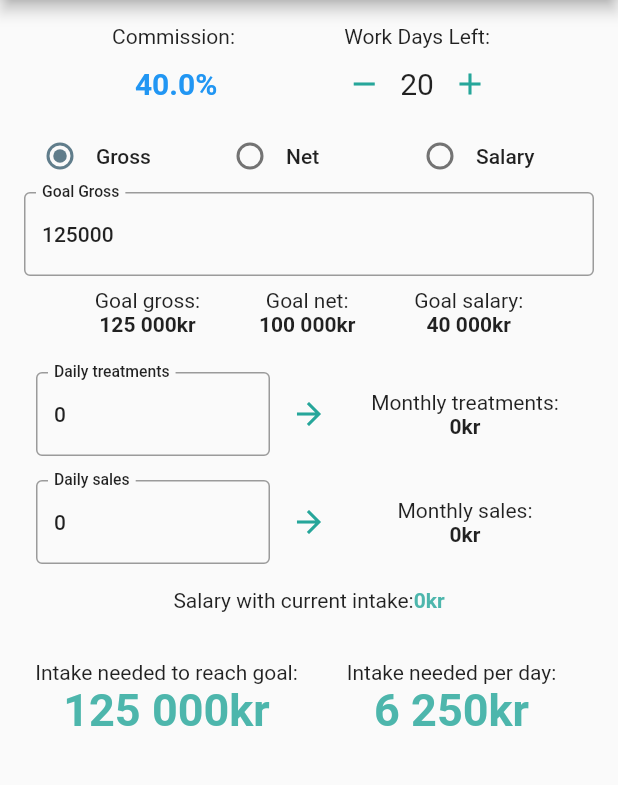
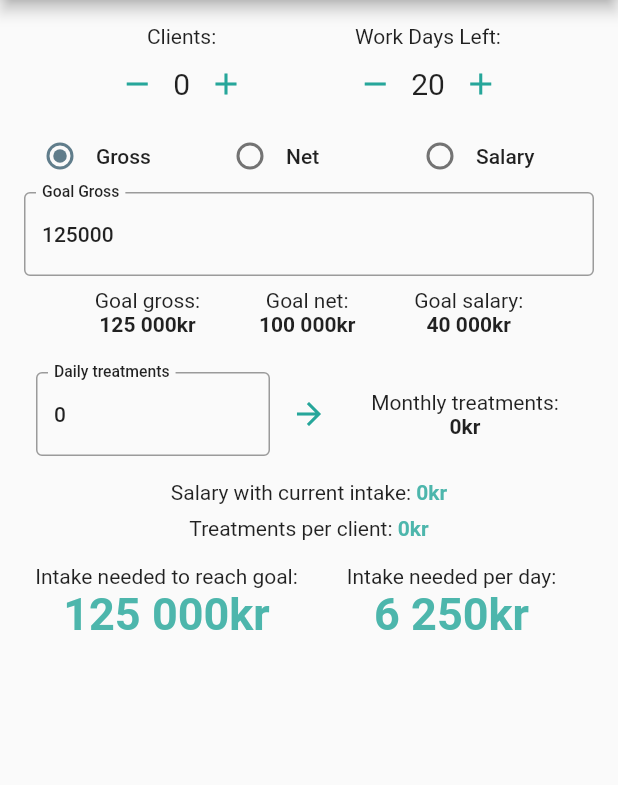
Before and after one commit to jasonctoms/hairdresser_calc2, a Flutter app: the screen it shows after launch, after a tap on the "remove" icon, after a tap on the "add" icon, on a phone screen of 412 x 824 dp, the part 84-869 px from its top. Run offline on Flutter 3.47's test engine with Material 2 defaults, Android fonts, the phone set to English and light mode, and no system bars; our stand-ins replace hive, hive_flutter; accounts and stored records are empty; generated files the repository leaves out were written again.

Commit message:
Add monthly clients

```diff
--- a/lib/l10n/strings_en.arb
+++ b/lib/l10n/strings_en.arb
@@ -13,11 +13,6 @@
   "@done": {
     "type": "text",
     "description": "Done"
-  },
-  "clear": "CLEAR",
-  "@clear": {
-    "type": "text",
-    "description": "Clear button"
   },
   "reset": "Reset Month",
   "@reset": {
@@ -48,6 +43,11 @@
   "@commissionPercent": {
     "type": "text",
     "description": "Commission"
+  },
+  "clients": "Clients:",
+  "@clients": {
+    "type": "text",
+    "description": "Clients"
   },
   "validationMessage": "Invalid number entered",
   "@validationMessage": {
@@ -144,10 +144,15 @@
     "type": "text",
     "description": "Goal salary title"
   },
-  "salaryWithCurrentIntake": "Salary with current intake:",
+  "salaryWithCurrentIntake": "Salary with current intake: ",
   "@salaryWithCurrentIntake": {
     "type": "text",
     "description": "Salary with current intake"
+  },
+  "treatmentsPerClient": "Treatments per client: ",
+  "@treatmentsPerClient": {
+    "type": "text",
+    "description": "Treatment value per client"
   },
   "intakeNeededToReachGoal": "Intake needed to reach goal:",
   "@intakeNeededToReachGoal": {
--- a/lib/l10n/strings_nb.arb
+++ b/lib/l10n/strings_nb.arb
@@ -2,22 +2,22 @@
   "appName": "Fri$ør",
   "cancel": "Avbryt",
   "done": "Ferdig",
-  "clear": "TOMT",
-  "reset": "Reset Month",
+  "reset": "Tilbakestill Måned",
   "commission": "Provisjon:",
   "fixedSalary": "Fast lønn",
   "notApplicable": "N/A",
   "currentCommission": "Nåværende provisjon:",
   "commissionPercent": "Provisjon %",
+  "clients": "Kunder:",
   "validationMessage": "Ugyldig nummer inntastet",
-  "dailyTreatments": "Dagens Inntak",
-  "monthlyTreatments": "Måneds Inntak:",
-  "currentMonthlyTreatments": "Current Måneds Inntak:",
-  "updatedMonthlyTreatments": "Updatert inntak",
-  "dailySales": "Daily sales",
-  "monthlySales": "Monthly sales:",
-  "currentMonthlySales": "Current monthly sales:",
-  "updatedMonthlySales": "Updated monthly sales",
+  "dailyTreatments": "Daglig Behandling",
+  "monthlyTreatments": "Månedlig Behandling:",
+  "currentMonthlyTreatments": "Nåværende Månedlig Behandling:",
+  "updatedMonthlyTreatments": "Updatert behandling",
+  "dailySales": "Daglig salg",
+  "monthlySales": "Månedlig salg:",
+  "currentMonthlySales": "Nåværende månedlig salg:",
+  "updatedMonthlySales": "Updatert månedlig salg",
   "daysLeft": "Job Dager Igjen:",
   "goalGross": "Mål Brutto",
   "goalNet": "Mål Netto",
@@ -28,7 +28,8 @@
   "goalGrossResult": "Mål brutto:",
   "goalNetResult": "Mål netto:",
   "goalSalaryResult": "Mål lønn:",
-  "salaryWithCurrentIntake": "Lønn med nåværende inntak:",
+  "salaryWithCurrentIntake": "Lønn med nåværende inntak: ",
+  "treatmentsPerClient": "Behandling per kunde: ",
   "intakeNeededToReachGoal": "Må ta inn å oppnå mål:",
   "intakeNeededPerDay": "Må ta inn per dag:"
 }
--- a/lib/providers/salary_provider.dart
+++ b/lib/providers/salary_provider.dart
@@ -10,6 +10,7 @@ const monthlyTreatmentsKey = 'monthlyTreatmentsKey';
 const dailySalesKey = 'dailySalesKey';
 const monthlySalesKey = 'monthlySalesKey';
 const daysLeftKey = 'daysLeftKey';
+const monthlyClientsKey = 'monthlyClientsKey';
 const goalGrossKey = 'goalGrossKey';
 const goalNetKey = 'goalNetKey';
 const goalSalaryKey = 'goalSalaryKey';
@@ -24,6 +25,7 @@ class SalaryProvider with ChangeNotifier {
   int _dailySales;
   int _monthlySales;
   int _daysLeft;
+  int _monthlyClients;
   int _goalGross;
   int _goalNet;
   int _goalSalary;
@@ -45,6 +47,8 @@ class SalaryProvider with ChangeNotifier {
   int get monthlySales => _monthlySales;
 
   int get daysLeft => _daysLeft;
+
+  int get monthlyClients => _monthlyClients;
 
   int get goalGross => _goalGross;
 
@@ -69,6 +73,7 @@ class SalaryProvider with ChangeNotifier {
     _dailySales = _box.get(dailySalesKey, defaultValue: 0);
     _monthlySales = _box.get(monthlySalesKey, defaultValue: 0);
     _daysLeft = _box.get(daysLeftKey, defaultValue: 20);
+    _monthlyClients = _box.get(monthlyClientsKey, defaultValue: 0);
     _goalGross = _box.get(goalGrossKey, defaultValue: 125000);
     _goalNet = _box.get(goalNetKey, defaultValue: 100000);
     _goalSalary = _box.get(goalSalaryKey, defaultValue: 40000);
@@ -78,9 +83,11 @@ class SalaryProvider with ChangeNotifier {
     _monthlyTreatments = 0;
     _monthlySales = 0;
     _daysLeft = 20;
+    _monthlyClients = 0;
     _box.put(monthlyTreatmentsKey, _monthlyTreatments);
     _box.put(monthlySalesKey, _monthlySales);
     _box.put(daysLeftKey, _daysLeft);
+    _box.put(monthlyClientsKey, _monthlyClients);
     notifyListeners();
   }
 
@@ -113,6 +120,22 @@ class SalaryProvider with ChangeNotifier {
       _daysLeft -= 1;
     }
     _box.put(daysLeftKey, _daysLeft);
+    notifyListeners();
+  }
+
+  addClient() {
+    _monthlyClients += 1;
+    _box.put(monthlyClientsKey, _monthlyClients);
+    notifyListeners();
+  }
+
+  subtractClient() {
+    if (_monthlyClients >= 0) {
+      _monthlyClients -= 1;
+    } else {
+      _monthlyClients = 0;
+    }
+    _box.put(monthlyClientsKey, _monthlyClients);
     notifyListeners();
   }
 
--- a/lib/widgets/goal_widget.dart
+++ b/lib/widgets/goal_widget.dart
@@ -44,6 +44,8 @@ class _GoalWidgetState extends State<GoalWidget> {
 
   @override
   Widget build(BuildContext context) {
+    bool _fixedSalary = context.watch<SalaryProvider>().fixedSalary;
+
     String _pickGoalLabel() {
       if (_goalSelection == GoalSelection.GROSS) {
         return Translations.of(context).goalGross;
@@ -55,8 +57,7 @@ class _GoalWidgetState extends State<GoalWidget> {
     }
 
     Widget goalRadio(String title, GoalSelection goalType) {
-      return Expanded(
-        flex: 1,
+      return Flexible(
         child: Row(
           children: [
             Radio<GoalSelection>(
@@ -106,6 +107,7 @@ class _GoalWidgetState extends State<GoalWidget> {
               ),
             ],
           ),
+          if (!_fixedSalary)
             Column(
               children: [
                 Text(Translations.of(context).goalSalaryResult),
@@ -124,7 +126,7 @@ class _GoalWidgetState extends State<GoalWidget> {
         children: [
           goalRadio(Translations.of(context).gross, GoalSelection.GROSS),
           goalRadio(Translations.of(context).net, GoalSelection.NET),
-          goalRadio(Translations.of(context).salary, GoalSelection.SALARY),
+          if (!_fixedSalary) goalRadio(Translations.of(context).salary, GoalSelection.SALARY),
         ],
       ),
       TextField(
--- a/lib/widgets/salary_page.dart
+++ b/lib/widgets/salary_page.dart
@@ -3,7 +3,6 @@ import 'package:flutter_gen/gen_l10n/translations.dart';
 import 'package:hairdresser_calc2/extensions/int_extensions.dart';
 import 'package:hairdresser_calc2/providers/salary_provider.dart';
 import 'package:hairdresser_calc2/widgets/app_bar_menu.dart';
-import 'package:hairdresser_calc2/widgets/commission_dialog.dart';
 import 'package:hairdresser_calc2/widgets/goal_widget.dart';
 import 'package:hairdresser_calc2/widgets/incdec_widget.dart';
 import 'package:hairdresser_calc2/widgets/intake_edit_dialog.dart';
@@ -21,7 +20,9 @@ class _SalaryPageState extends State<SalaryPage> {
   int remainingIntake() {
     var goalGross = context.watch<SalaryProvider>().goalGross;
     var monthlyTreatments = context.watch<SalaryProvider>().monthlyTreatments;
-    var monthlySales = context.watch<SalaryProvider>().monthlySales;
+    var monthlySales = context.watch<SalaryProvider>().fixedSalary
+        ? context.watch<SalaryProvider>().monthlySales
+        : 0;
     return goalGross - (monthlyTreatments + monthlySales);
   }
 
@@ -33,13 +34,26 @@ class _SalaryPageState extends State<SalaryPage> {
   int salaryWithCurrentIntake() {
     var commissionValue = context.watch<SalaryProvider>().commissionValue;
     var monthlyTreatments = context.watch<SalaryProvider>().monthlyTreatments;
-    var monthlySales = context.watch<SalaryProvider>().monthlySales;
-    return ((monthlyTreatments * 0.8 * commissionValue) + (monthlySales * 0.8)).round();
+    return (monthlyTreatments * 0.8 * commissionValue).round();
+  }
+
+  int treatmentValuePerClient() {
+    var monthlyClients = context.watch<SalaryProvider>().monthlyClients;
+    var monthlyTreatments = context.watch<SalaryProvider>().monthlyTreatments;
+    return monthlyClients == 0 ? 0 : (monthlyTreatments / monthlyClients).round();
   }
 
   @override
   Widget build(BuildContext context) {
     bool _fixedSalary = context.watch<SalaryProvider>().fixedSalary;
+
+    final monthlyClients = IncDecWidget(
+      titleOnTop: true,
+      title: Translations.of(context).clients,
+      value: context.watch<SalaryProvider>().monthlyClients,
+      incrementFunction: () => context.read<SalaryProvider>().addClient(),
+      decrementFunction: () => context.read<SalaryProvider>().subtractClient(),
+    );
 
     final daysLeft = IncDecWidget(
       titleOnTop: true,
@@ -49,35 +63,10 @@ class _SalaryPageState extends State<SalaryPage> {
       decrementFunction: () => context.read<SalaryProvider>().subtractDay(),
     );
 
-    final commission = Column(
-      mainAxisAlignment: MainAxisAlignment.spaceEvenly,
-      children: [
-        Text(Translations.of(context).commission),
-        TextButton(
-          onPressed: () {
-            showDialog<String>(
-                context: context,
-                barrierDismissible: false,
-                builder: (BuildContext context) {
-                  return CommissionDialog();
-                });
-          },
-          child: Text(
-            _fixedSalary
-                ? Translations.of(context).notApplicable
-                : "${context.watch<SalaryProvider>().commissionValue * 100}%",
-            style: TextStyle(
-                fontWeight: FontWeight.bold,
-                fontSize: Theme.of(context).textTheme.headline6.fontSize),
-          ),
-        ),
-      ],
-    );
-
     final topRow = Row(
       mainAxisAlignment: MainAxisAlignment.spaceEvenly,
       children: [
-        commission,
+        monthlyClients,
         daysLeft,
       ],
     );
@@ -99,8 +88,25 @@ class _SalaryPageState extends State<SalaryPage> {
       ),
     );
 
+    final treatmentsPerClient = Padding(
+      padding: EdgeInsets.only(top: 8.0),
+      child: Row(
+        mainAxisAlignment: MainAxisAlignment.center,
+        children: [
+          Text(Translations.of(context).treatmentsPerClient),
+          Text(
+            treatmentValuePerClient().toKroner(),
+            style: TextStyle(
+              fontWeight: FontWeight.bold,
+              color: Colors.teal[300],
+            ),
+          ),
+        ],
+      ),
+    );
+
     final importantNumbers = Padding(
-      padding: EdgeInsets.only(top: 32.0),
+      padding: EdgeInsets.only(top: 16.0),
       child: Column(
         children: [
           Row(
@@ -149,22 +155,7 @@ class _SalaryPageState extends State<SalaryPage> {
       ),
     );
 
-    return new Scaffold(
-      appBar: AppBar(
-        title: Text(Translations.of(context).appName),
-        actions: [
-          AppBarMenu(),
-        ],
-      ),
-      body: SingleChildScrollView(
-        child: Container(
-          padding: EdgeInsets.all(16.0),
-          child: Column(
-            children: [
-              topRow,
-              GoalWidget(),
-              Padding(padding: EdgeInsets.only(bottom: 8)),
-              IntakeWidget(
+    final treatments = IntakeWidget(
       onUpdate: (text) => context.read<SalaryProvider>().updateDailyTreatments(text),
       onStore: () => context.read<SalaryProvider>().addDailyTreatmentsToMonth(),
       onEdit: () {
@@ -186,8 +177,9 @@ class _SalaryPageState extends State<SalaryPage> {
       initialValue: context.watch<SalaryProvider>().dailyTreatments,
       todayLabel: Translations.of(context).dailyTreatments,
       monthlyLabel: Translations.of(context).monthlyTreatments,
-              ),
-              IntakeWidget(
+    );
+
+    final sales = IntakeWidget(
       onUpdate: (text) => context.read<SalaryProvider>().updateDailySales(text),
       onStore: () => context.read<SalaryProvider>().addDailySalesToMonth(),
       onEdit: () {
@@ -209,8 +201,27 @@ class _SalaryPageState extends State<SalaryPage> {
       initialValue: context.watch<SalaryProvider>().dailySales,
       todayLabel: Translations.of(context).dailySales,
       monthlyLabel: Translations.of(context).monthlySales,
+    );
+
+    return new Scaffold(
+      appBar: AppBar(
+        title: Text(Translations.of(context).appName),
+        actions: [
+          AppBarMenu(),
+        ],
       ),
-              currentSalary,
+      body: SingleChildScrollView(
+        child: Container(
+          padding: EdgeInsets.all(16.0),
+          child: Column(
+            children: [
+              topRow,
+              GoalWidget(),
+              Padding(padding: EdgeInsets.only(bottom: 8)),
+              treatments,
+              if (_fixedSalary) sales,
+              if (!_fixedSalary) currentSalary,
+              treatmentsPerClient,
               importantNumbers,
             ],
           ),
```
Lines whose indentation alone changed are shown as unchanged.
